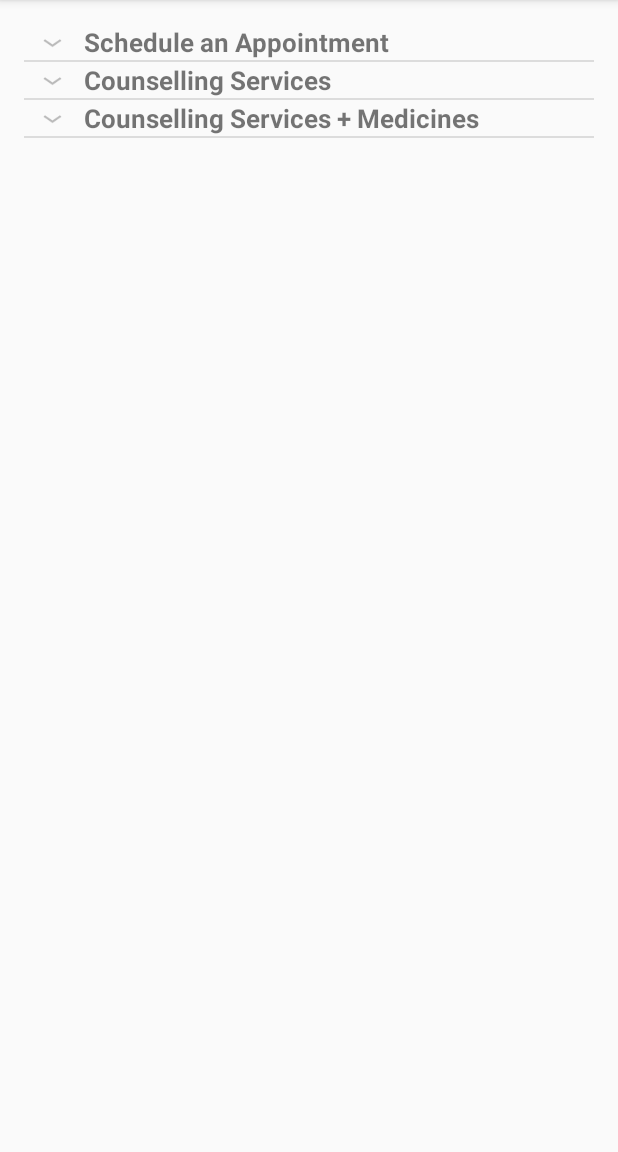
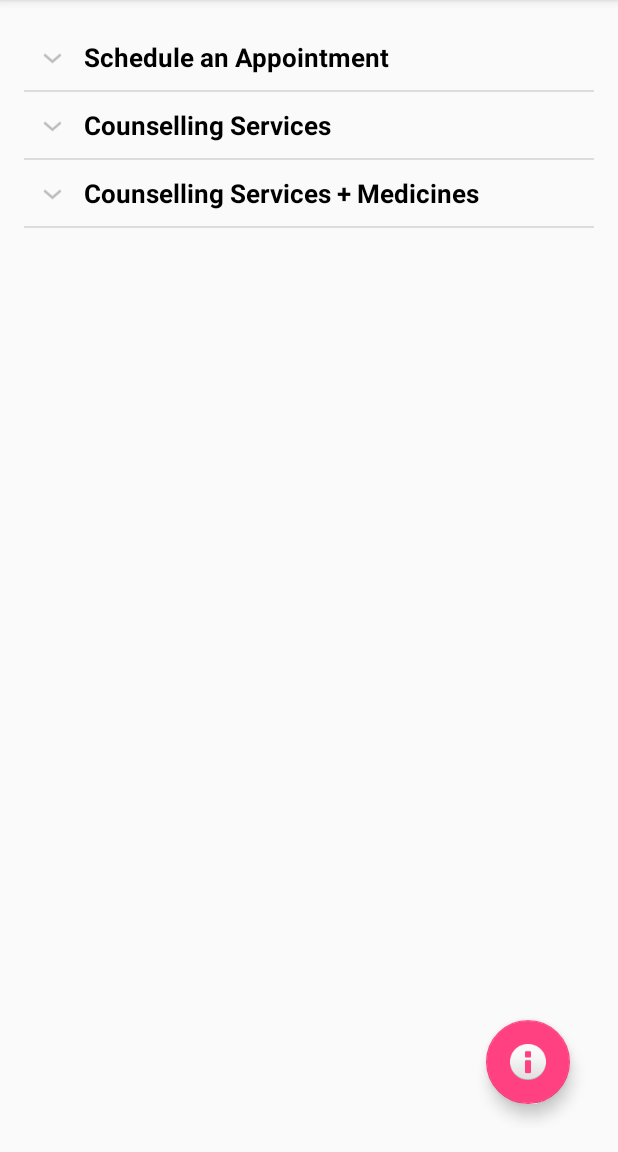
Before and after one commit to cshah91/brainwave, an Android app: the activity_counselling_services screen opened directly, with no data from a screen before it, on a phone screen of 412 x 824 dp, the part 84-1236 px from its top. Run offline under Robolectric (Android 15) with nearby library versions, the phone set to English and light mode, and no system bars.

Commit message:
Prep for pull

```diff
--- a/app/src/main/java/nksystems/brainwave/activity_counselling_services.java
+++ b/app/src/main/java/nksystems/brainwave/activity_counselling_services.java
@@ -3,6 +3,7 @@ package nksystems.brainwave;
 import android.content.Context;
 import android.os.Bundle;
 import android.support.annotation.Nullable;
+import android.support.design.widget.FloatingActionButton;
 import android.support.v4.widget.DrawerLayout;
 import android.support.v7.app.ActionBarDrawerToggle;
 import android.support.v7.app.AppCompatActivity;
@@ -51,7 +52,13 @@ public class activity_counselling_services extends AppCompatActivity {
         // setting list adapter
         expandableListView.setAdapter(listAdapter);
 
-        //drawerLayout = (DrawerLayout) findViewById(R.id.drawer_layout);
+        FloatingActionButton fab = (FloatingActionButton) findViewById(R.id.fabCounselling);
+        fab.setOnClickListener(new View.OnClickListener() {
+            @Override
+            public void onClick(View v) {
+
+            }
+        });
     }
 
     private void prepareListData(){
--- a/app/src/main/res/layout/contact_list_group.xml
+++ b/app/src/main/res/layout/contact_list_group.xml
@@ -10,6 +10,9 @@
         android:id="@+id/txtViewListHeader"
         android:paddingLeft="?android:attr/expandableListPreferredItemPaddingLeft"
         android:textSize="17dp"
-        />
+        android:textColor="#000"
+        android:paddingBottom="10dp"
+        android:paddingTop="10dp"
+        android:paddingRight="?android:attr/expandableListPreferredItemIndicatorRight"/>
 
 </LinearLayout>
--- a/app/src/main/res/layout/counselling_services_layout.xml
+++ b/app/src/main/res/layout/counselling_services_layout.xml
@@ -1,5 +1,6 @@
 <?xml version="1.0" encoding="utf-8"?>
 <RelativeLayout xmlns:android="http://schemas.android.com/apk/res/android"
+    xmlns:app="http://schemas.android.com/apk/res-auto"
     android:orientation="vertical"
     android:layout_width="match_parent"
     android:layout_height="match_parent"
@@ -13,4 +14,14 @@
         android:layout_width="match_parent"
         android:layout_height="match_parent"/>
 
+    <android.support.design.widget.FloatingActionButton
+        android:id="@+id/fabCounselling"
+        android:layout_width="wrap_content"
+        android:layout_height="wrap_content"
+        android:layout_alignParentBottom="true"
+        android:layout_alignParentRight="true"
+        android:layout_margin="@dimen/fab_margin"
+        android:src="@android:drawable/ic_dialog_info"
+        app:backgroundTint="@color/colorAccent"/>
+
 </RelativeLayout>
```
